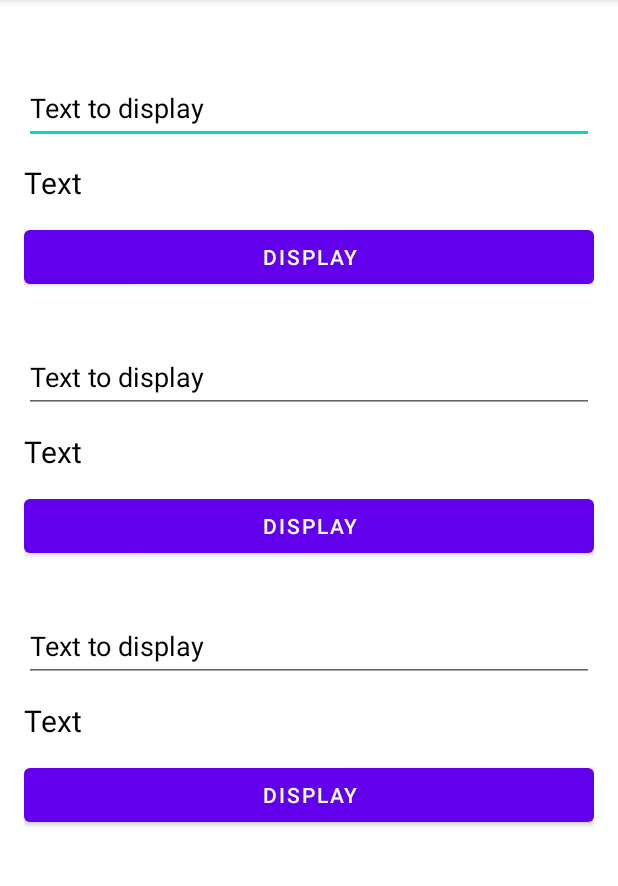
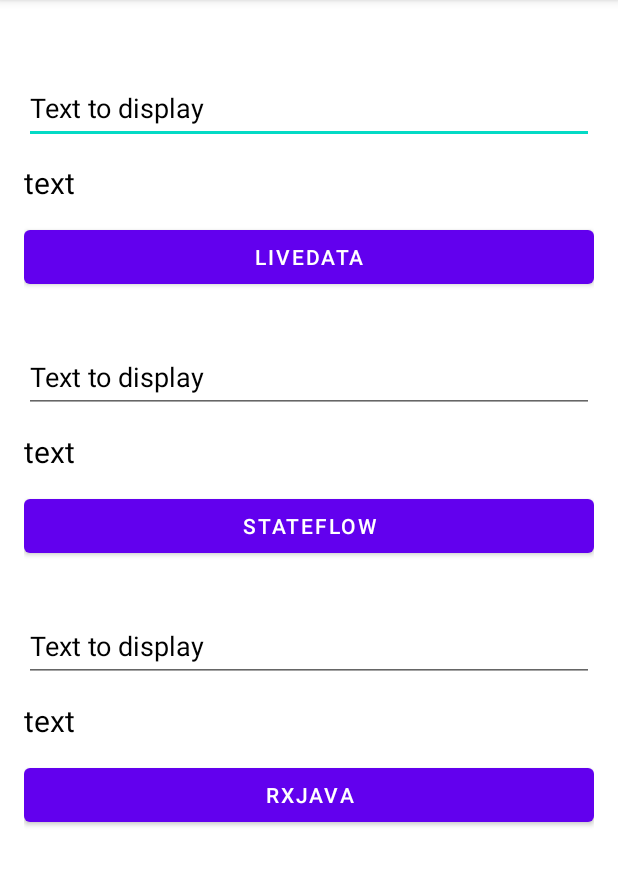
Before and after one commit to evdokimovvladislav/MVVMDemo, an Android app: the screen it shows after launch (MainActivity), on a phone screen of 412 x 824 dp, the part 84-970 px from its top. Run offline under Robolectric (Android 15) with nearby library versions, the phone set to English and light mode, and no system bars; our stand-ins replace RxJava.

Commit message:
MO-001: изучение MVVM
  -- создание разных вариантов прослушивания ViewModel

```diff
--- a/app/build.gradle
+++ b/app/build.gradle
@@ -29,7 +29,7 @@ android {
     kotlinOptions {
         jvmTarget = '1.8'
     }
-    buildFeatures{
+    buildFeatures {
         viewBinding true
     }
 }
@@ -39,6 +39,10 @@ dependencies {
     //Coroutines
     implementation 'org.jetbrains.kotlinx:kotlinx-coroutines-core:1.6.0'
     implementation 'org.jetbrains.kotlinx:kotlinx-coroutines-android:1.6.0'
+
+    //RxJava
+    implementation 'io.reactivex.rxjava3:rxjava:3.1.4'
+    implementation 'io.reactivex.rxjava3:rxandroid:3.0.0'
 
     //Lifecycle
     implementation 'androidx.lifecycle:lifecycle-runtime-ktx:2.4.1'
--- a/app/src/main/java/com/example/mvvmdemo/model/Data.kt
+++ b/app/src/main/java/com/example/mvvmdemo/model/Data.kt
@@ -1,8 +1,13 @@
 package com.example.mvvmdemo.model
 
+import io.reactivex.rxjava3.core.Single
+
+/**
+ * Фейковая model
+ */
 object Data {
 
-    var liveDataText = ""
-    var flowText = ""
-    var rxText = ""
+    var liveDataText = "text"
+    var flowText = "text"
+    var rxText = "text"
 }
--- a/app/src/main/java/com/example/mvvmdemo/view/MainFragment.kt
+++ b/app/src/main/java/com/example/mvvmdemo/view/MainFragment.kt
@@ -5,15 +5,17 @@ import android.view.LayoutInflater
 import android.view.View
 import android.view.ViewGroup
 import androidx.fragment.app.Fragment
+import androidx.lifecycle.lifecycleScope
 import com.example.mvvmdemo.databinding.FragmentMainBinding
 import com.example.mvvmdemo.viewmodel.MainViewModel
+import io.reactivex.rxjava3.android.schedulers.AndroidSchedulers
+import kotlinx.coroutines.flow.collectLatest
 import org.koin.androidx.viewmodel.ext.android.viewModel
 
 class MainFragment : Fragment() {
 
     private var _binding: FragmentMainBinding? = null
-    private val binding: FragmentMainBinding
-        get() = checkNotNull(_binding)
+    private val binding: FragmentMainBinding get() = checkNotNull(_binding)
 
     private val viewModel by viewModel<MainViewModel>()
 
@@ -27,10 +29,57 @@ class MainFragment : Fragment() {
 
     override fun onViewCreated(view: View, savedInstanceState: Bundle?) {
         super.onViewCreated(view, savedInstanceState)
+
+        setupClickListeners()
+
+        subscribeLiveData()
+        subscribeStateFlow()
+    }
+
+    override fun onResume() {
+        super.onResume()
+
+        viewModel.behaviorSubject.subscribe() {
+            binding.textViewRx.text = it
+        }
+    }
+
+    override fun onPause() {
+        super.onPause()
+
+        viewModel.behaviorSubject.unsubscribeOn(AndroidSchedulers.mainThread())
+    }
+
+    private fun setupClickListeners() = with(binding) {
+        buttonLiveData.setOnClickListener {
+            viewModel.updateLivaData(editTextLiveData.text.toString())
+        }
+
+        buttonFlow.setOnClickListener {
+            viewModel.updateStateFlow(editTextLiveData.text.toString())
+        }
+
+        buttonRx.setOnClickListener {
+            viewModel.updateRx(editTextRx.text.toString())
+        }
     }
 
     override fun onDestroyView() {
         _binding = null
         super.onDestroyView()
     }
+
+    private fun subscribeLiveData() {
+        viewModel.liveData.observe(viewLifecycleOwner) {
+            binding.textViewLiveData.text = it
+        }
+    }
+
+    private fun subscribeStateFlow() {
+        lifecycleScope.launchWhenStarted {
+            viewModel.stateFlow.collectLatest {
+                binding.textViewFlow.text = it
+            }
+        }
+    }
 }
--- a/app/src/main/java/com/example/mvvmdemo/viewmodel/MainViewModel.kt
+++ b/app/src/main/java/com/example/mvvmdemo/viewmodel/MainViewModel.kt
@@ -1,8 +1,40 @@
 package com.example.mvvmdemo.viewmodel
 
+import androidx.lifecycle.LiveData
+import androidx.lifecycle.MutableLiveData
 import androidx.lifecycle.ViewModel
+import com.example.mvvmdemo.model.Data
+import io.reactivex.rxjava3.subjects.BehaviorSubject
+import kotlinx.coroutines.flow.MutableStateFlow
+import kotlinx.coroutines.flow.StateFlow
+import kotlinx.coroutines.flow.asStateFlow
 
-class MainViewModel: ViewModel() {
+class MainViewModel : ViewModel() {
 
+    val liveData: LiveData<String> get() = _liveData
+    private val _liveData = MutableLiveData(Data.liveDataText)
 
+    val stateFlow: StateFlow<String> get() = _stateFlow.asStateFlow()
+    private val _stateFlow = MutableStateFlow(Data.liveDataText)
+
+    val behaviorSubject: BehaviorSubject<String> = BehaviorSubject.create()
+
+    init {
+        behaviorSubject.onNext(Data.rxText)
+    }
+
+    fun updateLivaData(text: String) {
+        Data.liveDataText = text
+        _liveData.value = text
+    }
+
+    fun updateStateFlow(text: String) {
+        Data.flowText = text
+        _stateFlow.value = text
+    }
+
+    fun updateRx(text: String) {
+        Data.rxText = text
+        behaviorSubject.onNext(text)
+    }
 }
--- a/app/src/main/res/layout/fragment_main.xml
+++ b/app/src/main/res/layout/fragment_main.xml
@@ -19,9 +19,9 @@
 
     <Button
         android:id="@+id/buttonLiveData"
-        style="@style/Button"
         android:layout_width="match_parent"
-        android:layout_height="wrap_content" />
+        android:layout_height="wrap_content"
+        android:text="@string/livedata"/>
 
     <EditText
         android:id="@+id/editTextFlow"
@@ -37,9 +37,9 @@
 
     <Button
         android:id="@+id/buttonFlow"
-        style="@style/Button"
         android:layout_width="match_parent"
-        android:layout_height="wrap_content" />
+        android:layout_height="wrap_content"
+        android:text="@string/stateflow"/>
 
     <EditText
         android:id="@+id/editTextRx"
@@ -55,8 +55,8 @@
 
     <Button
         android:id="@+id/buttonRx"
-        style="@style/Button"
         android:layout_width="match_parent"
-        android:layout_height="wrap_content" />
+        android:layout_height="wrap_content"
+        android:text="@string/rxjava"/>
 
 </LinearLayout>
--- a/app/src/main/res/values/strings.xml
+++ b/app/src/main/res/values/strings.xml
@@ -3,4 +3,7 @@
     <string name="text_to_display">Text to display</string>
     <string name="text">Text</string>
     <string name="display">Display</string>
+    <string name="rxjava">RxJava</string>
+    <string name="stateflow">StateFlow</string>
+    <string name="livedata">LiveData</string>
 </resources>
--- a/app/src/main/res/values/themes.xml
+++ b/app/src/main/res/values/themes.xml
@@ -21,10 +21,6 @@
         <item name="android:layout_marginVertical">12dp</item>
     </style>
 
-    <style name="Button">
-        <item name="android:text">@string/display</item>
-    </style>
-
     <style name="EditText">
         <item name="android:layout_marginTop">@dimen/edit_text_top_margin</item>
         <item name="android:minHeight">@dimen/edit_text_height</item>
```
